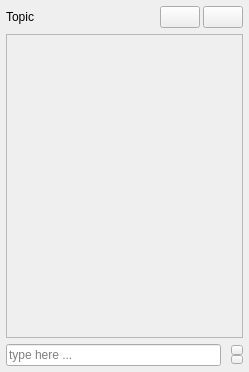
The window that src/Common/gui/chat/ChatPanel.ui (elieserdejesus/JamTaba) describes before a commit, drawn with Qt 5.
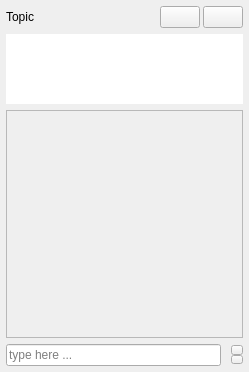
The same window after the commit. Icons and pictures are not drawn.

Commit message: Showing connected users in chat

Diff of the .ui file:
```diff
--- a/src/Common/gui/chat/ChatPanel.ui
+++ b/src/Common/gui/chat/ChatPanel.ui
@@ -99,6 +99,45 @@
      </item>
     </layout>
    </item>
+   <item>
+    <widget class="QTreeWidget" name="treeWidget">
+     <property name="sizePolicy">
+      <sizepolicy hsizetype="Expanding" vsizetype="Preferred">
+       <horstretch>0</horstretch>
+       <verstretch>0</verstretch>
+      </sizepolicy>
+     </property>
+     <property name="frameShape">
+      <enum>QFrame::NoFrame</enum>
+     </property>
+     <property name="sizeAdjustPolicy">
+      <enum>QAbstractScrollArea::AdjustToContents</enum>
+     </property>
+     <property name="indentation">
+      <number>12</number>
+     </property>
+     <property name="uniformRowHeights">
+      <bool>true</bool>
+     </property>
+     <property name="itemsExpandable">
+      <bool>false</bool>
+     </property>
+     <property name="headerHidden">
+      <bool>true</bool>
+     </property>
+     <property name="expandsOnDoubleClick">
+      <bool>false</bool>
+     </property>
+     <attribute name="headerVisible">
+      <bool>false</bool>
+     </attribute>
+     <column>
+      <property name="text">
+       <string notr="true">1</string>
+      </property>
+     </column>
+    </widget>
+   </item>
    <item>
     <widget class="QScrollArea" name="chatScroll">
      <property name="sizePolicy">
@@ -131,7 +170,7 @@
         <x>0</x>
         <y>0</y>
         <width>235</width>
-        <height>298</height>
+        <height>223</height>
        </rect>
       </property>
      </widget>
```
Left out of the diff: 11 changed lines with no effect on the pictures. The commit also changes 3 other files.
